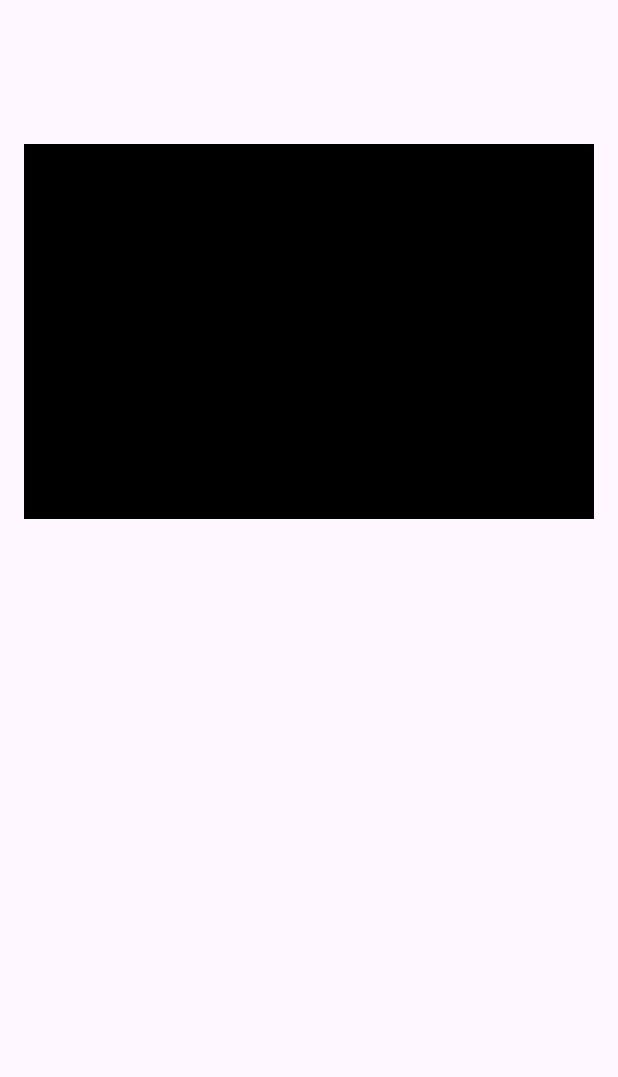
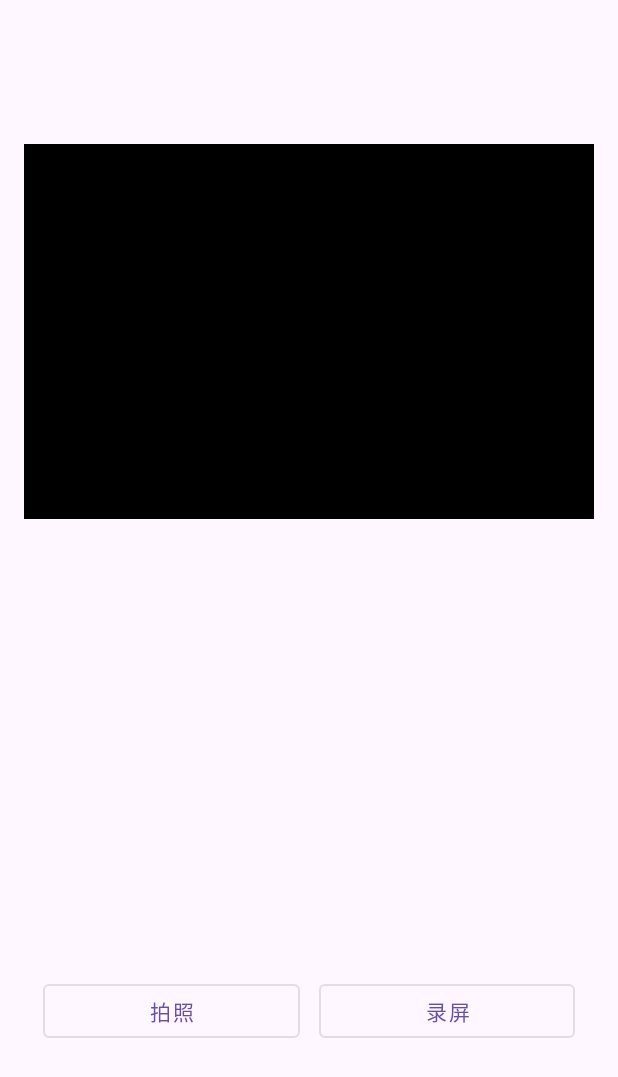
Before and after one commit to songy0424/Driving-Recorder, an Android app: the fragment MainFragment placed in its activity, on a phone screen of 412 x 824 dp. Shown: the top 1077 px of the screen. Run offline under Robolectric (Android 15) with nearby library versions, the phone set to English and light mode, and no system bars.

Commit message:
[code][app]给app添加拍照和录像按键

```diff
--- a/MyVideoApp/app/src/main/java/com/example/myvideoapp/MainFragment.java
+++ b/MyVideoApp/app/src/main/java/com/example/myvideoapp/MainFragment.java
@@ -1,9 +1,12 @@
 package com.example.myvideoapp;
 
+import android.content.Intent;
+import android.os.Build;
 import android.os.Bundle;
 import android.view.LayoutInflater;
 import android.view.View;
 import android.view.ViewGroup;
+import android.widget.Button;
 import android.widget.Toast;
 import androidx.annotation.NonNull;
 import androidx.annotation.Nullable;
@@ -14,6 +17,7 @@ import androidx.media3.ui.PlayerView;
 
 import java.io.IOException;
 import java.io.PrintWriter;
+import java.net.ServerSocket;
 import java.net.Socket;
 
 public class MainFragment extends Fragment {
@@ -21,7 +25,9 @@ public class MainFragment extends Fragment {
     private Socket clientSocket;
     private boolean isConnected = false; // 新增连接状态标志
     private PrintWriter out;
-
+    private Button btnCapture;
+    private Button btnRecord;
+    private boolean isRecording = false;
     @Override
     public View onCreateView(LayoutInflater inflater, ViewGroup container, Bundle savedInstanceState) {
         View view = inflater.inflate(R.layout.fragment_main, container, false);
@@ -30,6 +36,13 @@ public class MainFragment extends Fragment {
         player = new ExoPlayer.Builder(requireContext()).build();
         playerView.setPlayer(player);
 
+        // 绑定按钮
+        btnCapture = view.findViewById(R.id.btnCapture);
+        btnRecord = view.findViewById(R.id.btnRecord);
+
+        // 设置按钮监听
+        btnCapture.setOnClickListener(v -> handleCapture());
+        btnRecord.setOnClickListener(v -> handleRecording());
         return view;
     }
 
@@ -83,6 +96,28 @@ public class MainFragment extends Fragment {
             new Thread(() -> out.println(command)).start();
         }
     }
+    private void handleCapture() {
+        if (isConnected) {
+            sendCommandToQt("SAVE_IMAGE");
+        } else {
+            Toast.makeText(requireContext(), "未连接到设备", Toast.LENGTH_SHORT).show();
+        }
+    }
+
+    private void handleRecording() {
+        if (isConnected) {
+            if (isRecording) {
+                sendCommandToQt("STOP_RECORD_VIDEO");
+                btnRecord.setText("录屏");
+            } else {
+                sendCommandToQt("START_RECORD_VIDEO");
+                btnRecord.setText("停止");
+            }
+            isRecording = !isRecording;
+        } else {
+            Toast.makeText(requireContext(), "未连接到设备", Toast.LENGTH_SHORT).show();
+        }
+    }
 
     @Override
     public void onDestroyView() {
--- a/MyVideoApp/app/src/main/res/layout/fragment_main.xml
+++ b/MyVideoApp/app/src/main/res/layout/fragment_main.xml
@@ -12,8 +12,31 @@
         android:layout_height="250dp"
         android:layout_marginTop="80dp"
         app:layout_constraintEnd_toEndOf="parent"
-        app:layout_constraintHorizontal_bias="0.0"
         app:layout_constraintStart_toStartOf="parent"
-        app:layout_constraintTop_toTopOf="parent" />
+        app:layout_constraintTop_toTopOf="parent"/>
+
+    <Button
+        android:id="@+id/btnCapture"
+        style="@style/Widget.MaterialComponents.Button.OutlinedButton"
+        android:layout_width="0dp"
+        android:layout_height="wrap_content"
+        android:layout_marginTop="304dp"
+        android:text="拍照"
+        app:layout_constraintEnd_toStartOf="@id/btnRecord"
+        app:layout_constraintStart_toStartOf="parent"
+        app:layout_constraintTop_toBottomOf="@id/playerView"
+        app:layout_constraintWidth_percent="0.45" />
+
+    <Button
+        android:id="@+id/btnRecord"
+        style="@style/Widget.MaterialComponents.Button.OutlinedButton"
+        android:layout_width="0dp"
+        android:layout_height="wrap_content"
+        android:layout_marginTop="304dp"
+        android:text="录屏"
+        app:layout_constraintEnd_toEndOf="parent"
+        app:layout_constraintStart_toEndOf="@id/btnCapture"
+        app:layout_constraintTop_toBottomOf="@id/playerView"
+        app:layout_constraintWidth_percent="0.45" />
 
 </androidx.constraintlayout.widget.ConstraintLayout>
```
Also changed, not shown: MyVideoApp/app/src/main/java/com/example/myvideoapp/VideoFragment.java (deleted, +0 -62 lines), 3 other files.
